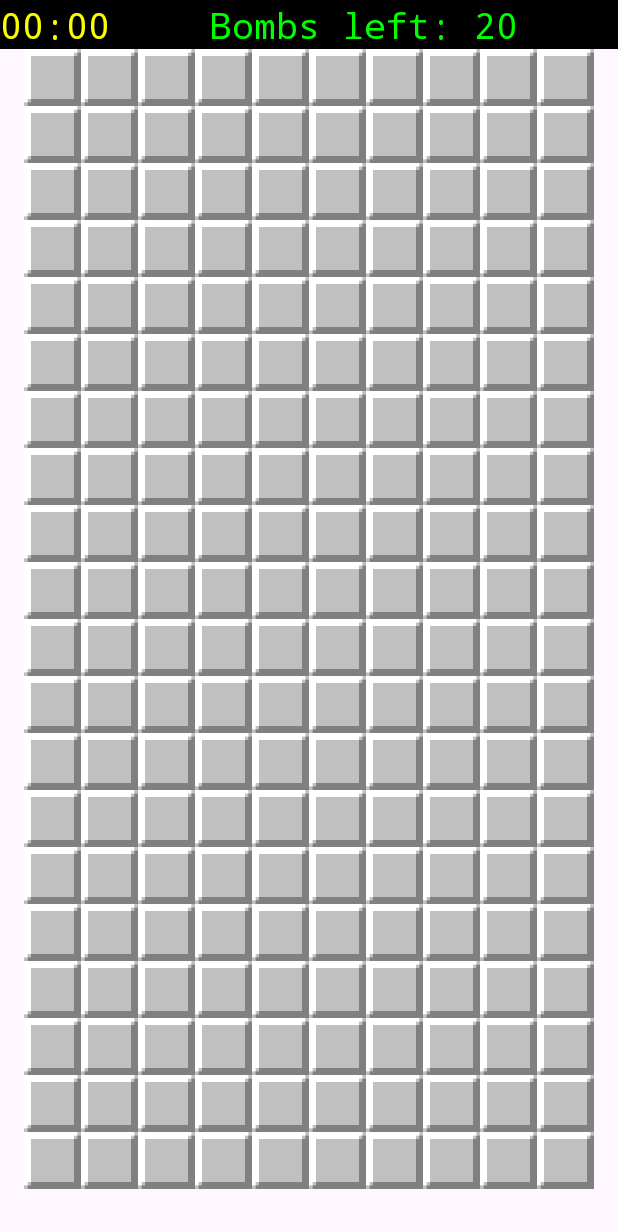
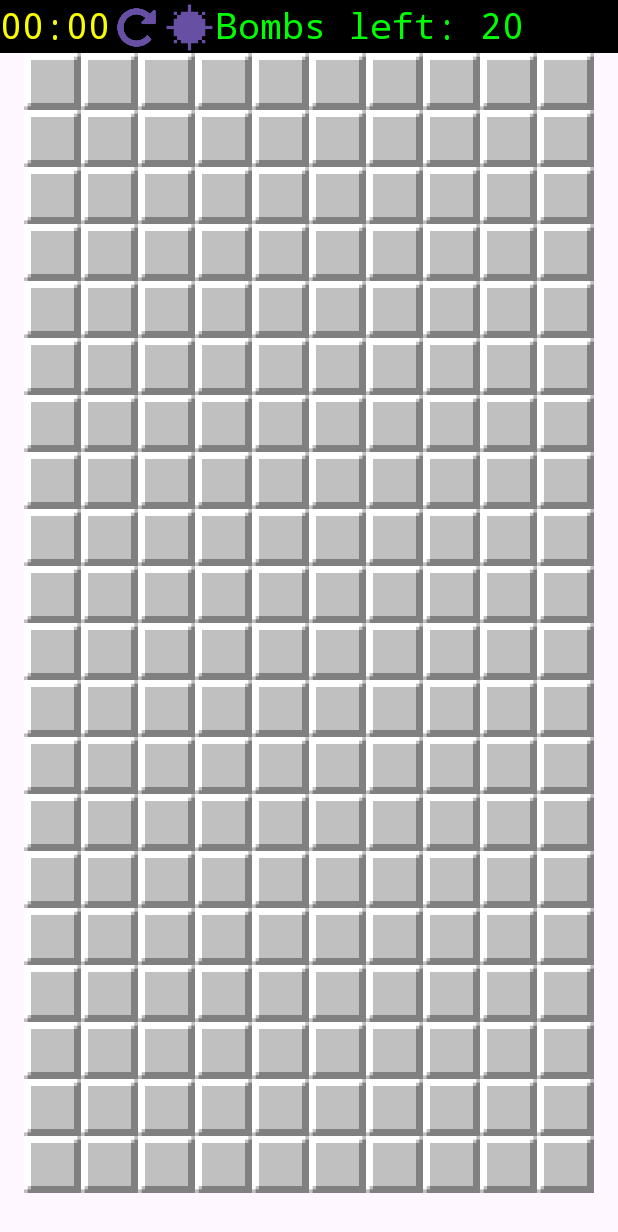
Before and after one commit to pro100ruslan4ik/minesweeper, an Android app: the GameActivity screen opened directly, with no data from a screen before it, on a phone screen of 412 x 824 dp. Shown: the top 1232 px of the screen. Run offline under Robolectric (Android 15) with nearby library versions, the phone set to English and light mode, and no system bars.

```diff
--- a/app/src/main/java/com/rus/minesweeper/MenuActivity.java
+++ b/app/src/main/java/com/rus/minesweeper/MenuActivity.java
@@ -71,7 +71,7 @@ public class MenuActivity extends AppCompatActivity
             @Override
             public void onClick(View v) {
 
-                ArrayList<String> records = dbHelper.getTop10Results();
+                ArrayList<String> records = dbHelper.getTop20Results();
                 Intent intent = new Intent(MenuActivity.this, RecordActivity.class);
                 intent.putStringArrayListExtra("records",records);
                 startActivity(intent);
--- a/app/src/main/res/layout/activity_game.xml
+++ b/app/src/main/res/layout/activity_game.xml
@@ -10,6 +10,7 @@
 
     <LinearLayout
         android:orientation="horizontal"
+        android:background="#000000"
         android:layout_width="match_parent"
         android:layout_height="wrap_content">
 
@@ -19,7 +20,6 @@
         <TextView
             android:layout_width="wrap_content"
             android:layout_height="wrap_content"
-            android:layout_weight="1"
             android:textColor="#FAFF00"
             android:typeface="monospace"
             android:textSize="24sp"
@@ -27,25 +27,26 @@
             android:text="00:00"
             android:id="@+id/timer_text_view"/>
 
-        <!--
 
         <Button
-            android:layout_width="wrap_content"
-            android:layout_height="match_parent"/>
+            android:id="@+id/restart_button"
+            android:layout_width="35dp"
+            android:layout_height="35dp"
+            android:background="@raw/restart" />
 
         <Button
-            android:layout_width="wrap_content"
-            android:layout_height="match_parent"/>
-        -->
+            android:id="@+id/change_mode_button"
+            android:background="@raw/mine"
+            android:layout_width="35dp"
+            android:layout_height="35dp"/>
 
         <TextView
-            android:layout_width="wrap_content"
+            android:layout_width="match_parent"
             android:layout_height="wrap_content"
             android:textColor="#00FF00"
             android:typeface="monospace"
             android:textSize="24sp"
             android:background="#000000"
-            android:layout_weight="1"
             android:text="Bombs left:"
             android:id="@+id/bombs_left_text_view"/>
 
```
Also changed, not shown: app/src/main/java/com/rus/minesweeper/GameActivity.java (+91 -12 lines), app/src/main/java/com/rus/minesweeper/RecordDBOpenHelper.java (+39 -2 lines), app/src/main/res/drawable/restart.xml (added, +12 -0 lines), app/src/main/res/raw/restart.png (added).
